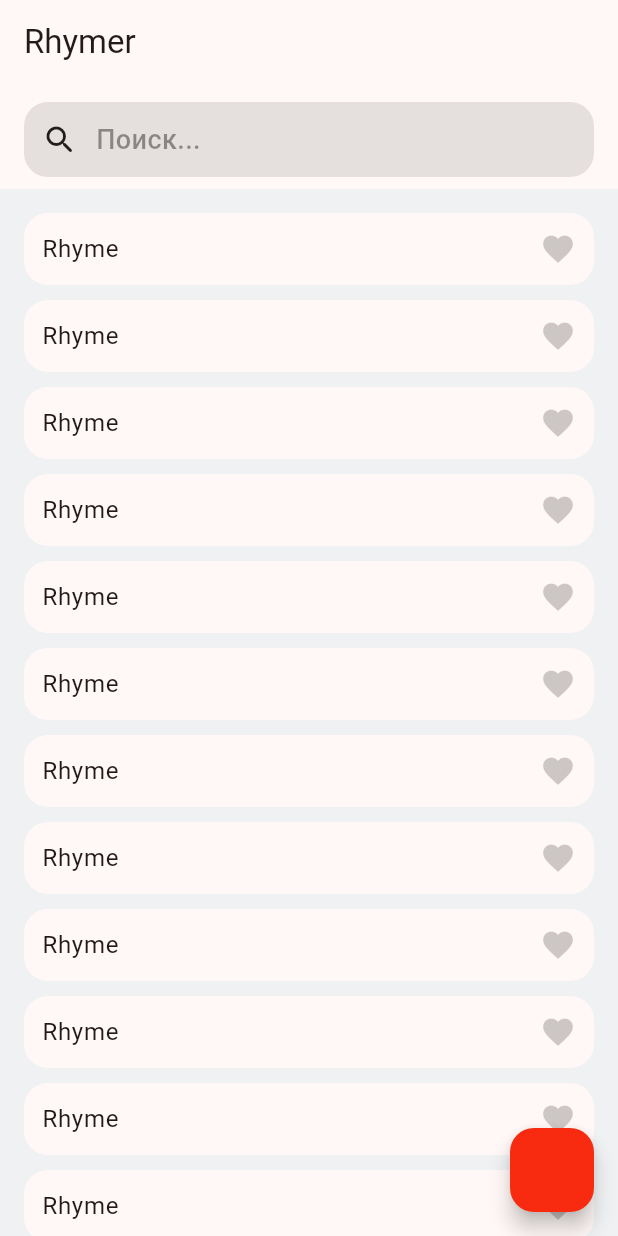
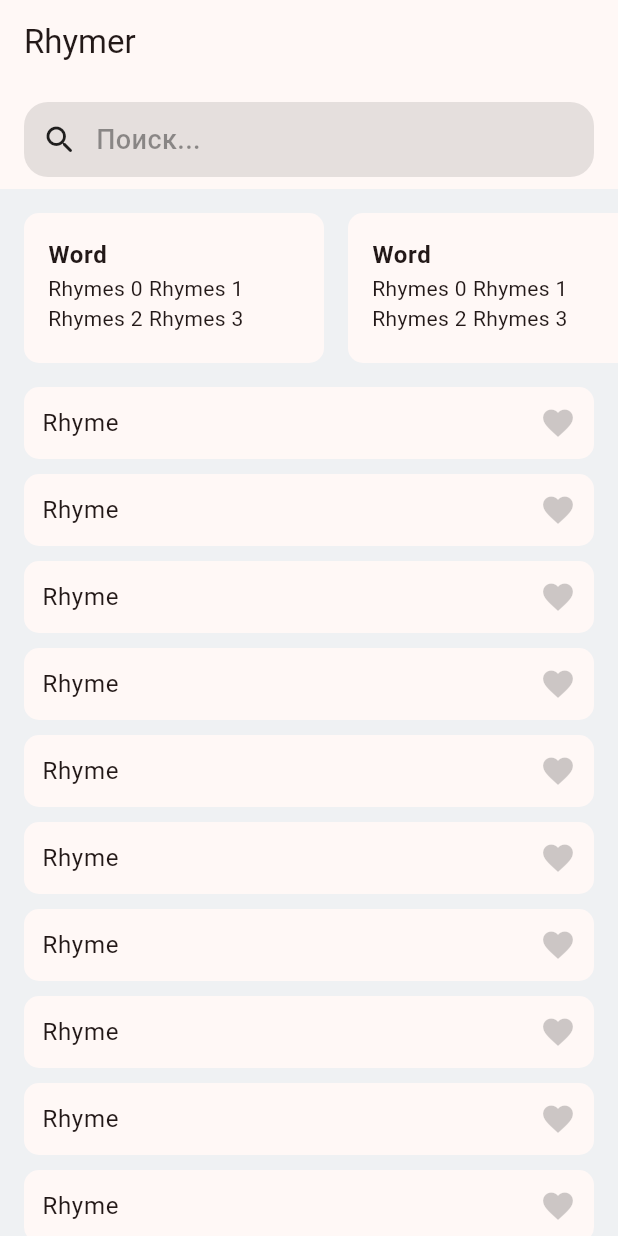
Before and after one commit to MajidiyM/rhymer, a Flutter app: the screen it shows after launch, on a phone screen of 412 x 824 dp. Run offline on Flutter 3.47's test engine with Material 3 defaults, Android fonts, the light colour scheme and no system bars.

Commit message:
[+] RhymeHistoryCard | BaseContainer
Добавил карточку с историями поиска.
Добавил базовый контейнер, который используется в разных виджетах, в котором можно изменить параметры.

```diff
--- a/lib/main.dart
+++ b/lib/main.dart
@@ -1,23 +1,23 @@
 import 'package:flutter/material.dart';
 
-void main() => runApp(MyApp());
+void main() => runApp(const MyApp());
 
 class MyApp extends StatelessWidget {
   const MyApp({super.key});
 
   @override
   Widget build(BuildContext context) {
-    final primaryColor = Color(0xFFF82B10);
+    const primaryColor = Color(0xFFF82B10);
     return MaterialApp(
       debugShowCheckedModeBanner: false,
       title: "Flutter Demo",
       theme: ThemeData(
         primaryColor: primaryColor,
         colorScheme: ColorScheme.fromSeed(seedColor: primaryColor),
-        scaffoldBackgroundColor: Color(0xFFEFF1F3),
+        scaffoldBackgroundColor: const Color(0xFFEFF1F3),
         useMaterial3: true,
       ),
-      home: HomeScreen(),
+      home: const HomeScreen(),
     );
   }
 }
@@ -27,11 +27,10 @@
 
   @override
   Widget build(BuildContext context) {
-    final theme = Theme.of(context);
     return Scaffold(
       body: CustomScrollView(
         slivers: [
-          SliverAppBar(
+          const SliverAppBar(
             pinned: true,
             floating: true,
             snap: true,
@@ -48,14 +47,69 @@
               height: 16,
             ),
           ),
+          SliverToBoxAdapter(
+            child: SizedBox(
+              height: 100,
+              child: ListView.separated(
+                itemCount: 10,
+                padding: const EdgeInsets.only(left: 16),
+                scrollDirection: Axis.horizontal,
+                separatorBuilder: (context, index) => const SizedBox(
+                  width: 16,
+                ),
+                itemBuilder: (context, index) {
+                  final rhymes = List.generate(4, (index) => "Rhymes $index");
+                  return RhymeHistoryCard(rhymes: rhymes);
+                },
+              ),
+            ),
+          ),
+          const SliverToBoxAdapter(
+            child: SizedBox(
+              height: 16,
+            ),
+          ),
           SliverList.builder(
-            itemBuilder: (context, index) => RhymeListCard(),
+            itemBuilder: (context, index) => const RhymeListCard(),
           ),
         ],
       ),
-      floatingActionButton: FloatingActionButton(
-        onPressed: null,
-        backgroundColor: theme.primaryColor,
+    );
+  }
+}
+
+class RhymeHistoryCard extends StatelessWidget {
+  const RhymeHistoryCard({
+    super.key,
+    required this.rhymes,
+  });
+  final List<String> rhymes;
+
+  @override
+  Widget build(BuildContext context) {
+    final theme = Theme.of(context);
+    return BaseContainer(
+      padding: const EdgeInsets.all(16),
+      width: 200,
+      child: Column(
+        mainAxisSize: MainAxisSize.min,
+        crossAxisAlignment: CrossAxisAlignment.start,
+        children: [
+          Text(
+            "Word",
+            style: theme.textTheme.bodyLarge?.copyWith(
+              fontWeight: FontWeight.w700,
+            ),
+          ),
+          Wrap(
+            children: rhymes
+                .map((e) => Padding(
+                      padding: const EdgeInsets.only(right: 4),
+                      child: Text(e),
+                    ))
+                .toList(),
+          ),
+        ],
       ),
     );
   }
@@ -69,16 +123,16 @@
     final theme = Theme.of(context);
     return Container(
       width: double.infinity,
-      margin: EdgeInsets.symmetric(horizontal: 16).copyWith(bottom: 8),
-      padding: EdgeInsets.all(12),
+      margin: const EdgeInsets.symmetric(horizontal: 16).copyWith(bottom: 8),
+      padding: const EdgeInsets.all(12),
       decoration: BoxDecoration(
         color: theme.hintColor.withOpacity(0.1),
         borderRadius: BorderRadius.circular(16),
       ),
       child: Row(
         children: [
-          Icon(Icons.search_rounded),
-          SizedBox(
+          const Icon(Icons.search_rounded),
+          const SizedBox(
             width: 12,
           ),
           Text(
@@ -95,20 +149,45 @@
   }
 }
 
+class BaseContainer extends StatelessWidget {
+  const BaseContainer({
+    super.key,
+    required this.child,
+    required this.width,
+    this.margin,
+    this.padding = const EdgeInsets.only(left: 12),
+  });
+
+  final Widget child;
+  final double width;
+  final EdgeInsets? margin;
+  final EdgeInsets? padding;
+
+  @override
+  Widget build(BuildContext context) {
+    final theme = Theme.of(context);
+    return Container(
+      width: width,
+      margin: margin,
+      padding: padding,
+      decoration: BoxDecoration(
+        color: theme.cardColor,
+        borderRadius: BorderRadius.circular(10),
+      ),
+      child: child,
+    );
+  }
+}
+
 class RhymeListCard extends StatelessWidget {
   const RhymeListCard({super.key});
 
   @override
   Widget build(BuildContext context) {
     final theme = Theme.of(context);
-    return Container(
+    return BaseContainer(
+      margin: const EdgeInsets.symmetric(horizontal: 16).copyWith(bottom: 10),
       width: double.infinity,
-      margin: const EdgeInsets.symmetric(horizontal: 16).copyWith(bottom: 10),
-      padding: const EdgeInsets.only(left: 12),
-      decoration: BoxDecoration(
-        color: theme.cardColor,
-        borderRadius: BorderRadius.circular(16),
-      ),
       child: Row(
         mainAxisAlignment: MainAxisAlignment.spaceBetween,
         children: [
@@ -116,7 +195,13 @@
             "Rhyme",
             style: theme.textTheme.bodyLarge,
           ),
-          IconButton(onPressed: (){}, icon: Icon(Icons.favorite, color: theme.hintColor.withOpacity(0.2),),),
+          IconButton(
+            onPressed: () {},
+            icon: Icon(
+              Icons.favorite,
+              color: theme.hintColor.withOpacity(0.2),
+            ),
+          ),
         ],
       ),
     );
```
Also changed, not shown: 12 other files.
